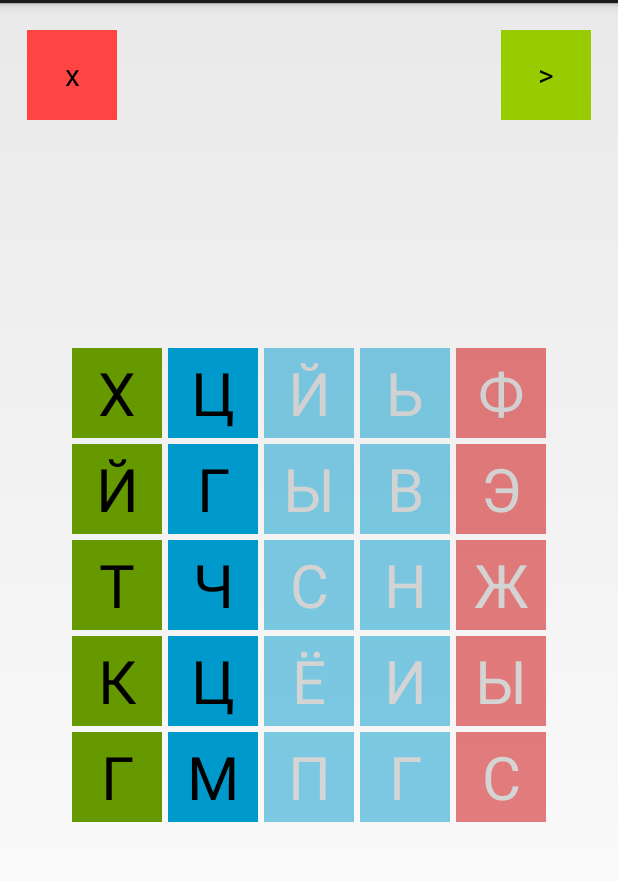
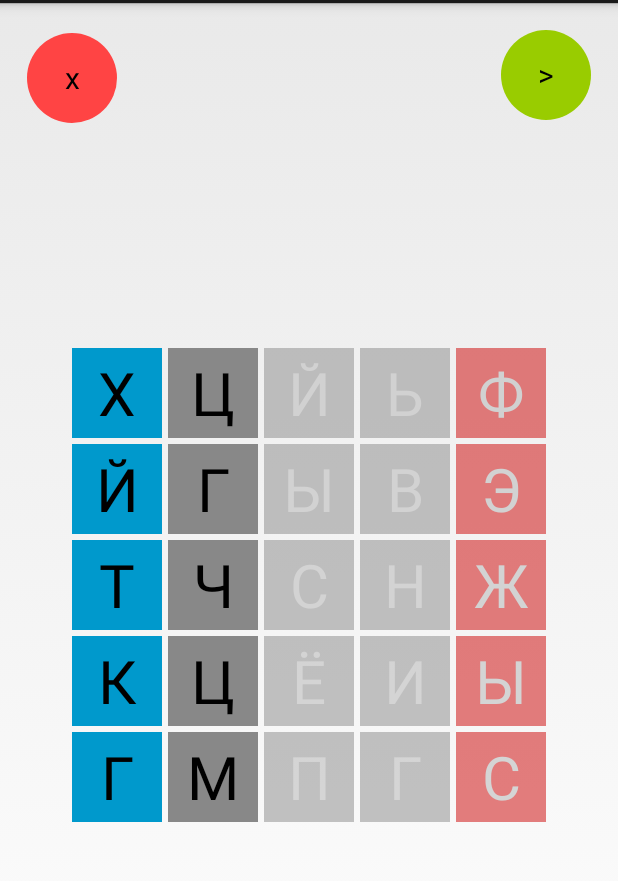
Before and after one commit to Lag1101/BuildAWord, an Android app: the screen it shows after launch (Board), on a phone screen of 412 x 824 dp, the part 69-950 px from its top. Run offline under Robolectric (Android 15) with nearby library versions, the phone set to English and light mode, and no system bars; 1 statement that could not run was skipped.

Commit message:
fixed styles

```diff
--- a/app/src/main/res/drawable-hdpi/btn_cancel.xml
+++ b/app/src/main/res/drawable-hdpi/btn_cancel.xml
@@ -1,5 +1,14 @@
 <?xml version="1.0" encoding="utf-8"?>
 <selector xmlns:android="http://schemas.android.com/apk/res/android">
-    <item android:state_pressed="false" android:drawable="@android:color/holo_red_light"/>
-    <item android:state_pressed="true" android:drawable="@android:color/holo_red_dark" />
+    <item android:state_pressed="false" >
+        <shape android:shape="oval">
+            <solid android:color="@android:color/holo_red_light"/>
+        </shape>
+    </item>
+    <item android:state_pressed="true">
+        <shape android:shape="oval">
+            <solid android:color="@android:color/holo_red_dark"/>
+        </shape>
+    </item>
+
 </selector>
--- a/app/src/main/res/drawable-hdpi/btn_send.xml
+++ b/app/src/main/res/drawable-hdpi/btn_send.xml
@@ -1,5 +1,13 @@
 <?xml version="1.0" encoding="utf-8"?>
 <selector xmlns:android="http://schemas.android.com/apk/res/android">
-    <item android:state_pressed="false" android:drawable="@android:color/holo_green_light"/>
-    <item android:state_pressed="true" android:drawable="@android:color/holo_green_dark" />
+    <item android:state_pressed="false">
+        <shape android:shape="oval">
+            <solid android:color="@android:color/holo_green_light"/>
+        </shape>
+    </item>
+    <item android:state_pressed="true">
+        <shape android:shape="oval">
+            <solid android:color="@android:color/holo_green_dark"/>
+        </shape>
+    </item>
 </selector>
--- a/app/src/main/res/drawable-hdpi/btn_toggle.xml
+++ b/app/src/main/res/drawable-hdpi/btn_toggle.xml
@@ -1,5 +1,13 @@
 <?xml version="1.0" encoding="utf-8"?>
 <selector xmlns:android="http://schemas.android.com/apk/res/android">
-    <item android:state_checked="false" android:drawable="@android:color/holo_blue_dark" />
-    <item android:state_checked="true" android:drawable="@android:color/holo_blue_light" />
+    <item android:state_checked="false">
+        <shape android:shape="rectangle">
+            <solid android:color="#888888"/>
+        </shape>
+    </item>
+    <item android:state_checked="true">
+        <shape android:shape="rectangle">
+            <solid android:color="#aaaaaa"/>
+        </shape>
+    </item>
 </selector>
--- a/app/src/main/res/drawable-hdpi/btn_toggle_me.xml
+++ b/app/src/main/res/drawable-hdpi/btn_toggle_me.xml
@@ -1,5 +1,5 @@
 <?xml version="1.0" encoding="utf-8"?>
 <selector xmlns:android="http://schemas.android.com/apk/res/android">
-    <item android:state_checked="false" android:drawable="@android:color/holo_green_dark" />
-    <item android:state_checked="true" android:drawable="@android:color/holo_green_light" />
+    <item android:state_checked="false" android:drawable="@android:color/holo_blue_dark" />
+    <item android:state_checked="true" android:drawable="@android:color/holo_blue_light" />
 </selector>
--- a/app/src/main/res/layout/activity_board.xml
+++ b/app/src/main/res/layout/activity_board.xml
@@ -11,8 +11,12 @@
         android:layout_height="wrap_content"
         android:id="@+id/textLabel"
         android:textSize="40sp"
-        android:textAlignment="center"
-        android:layout_toStartOf="@+id/connectBtn" />
+        android:textAlignment="gravity"
+        android:layout_toStartOf="@+id/connectBtn"
+        android:layout_toEndOf="@+id/erase"
+        android:layout_centerHorizontal="true"
+        android:layout_alignBottom="@+id/erase"
+        android:layout_alignTop="@+id/erase" />
 
     <include
         android:id="@+id/grid"
@@ -29,7 +33,7 @@
         android:layout_height="wrap_content"
         android:text="@string/cancel_btn_text"
         android:id="@+id/erase"
-        android:layout_alignParentTop="true"
+        android:layout_alignTop="@+id/connectBtn"
         android:layout_alignParentStart="true" />
 
     <Button
```
